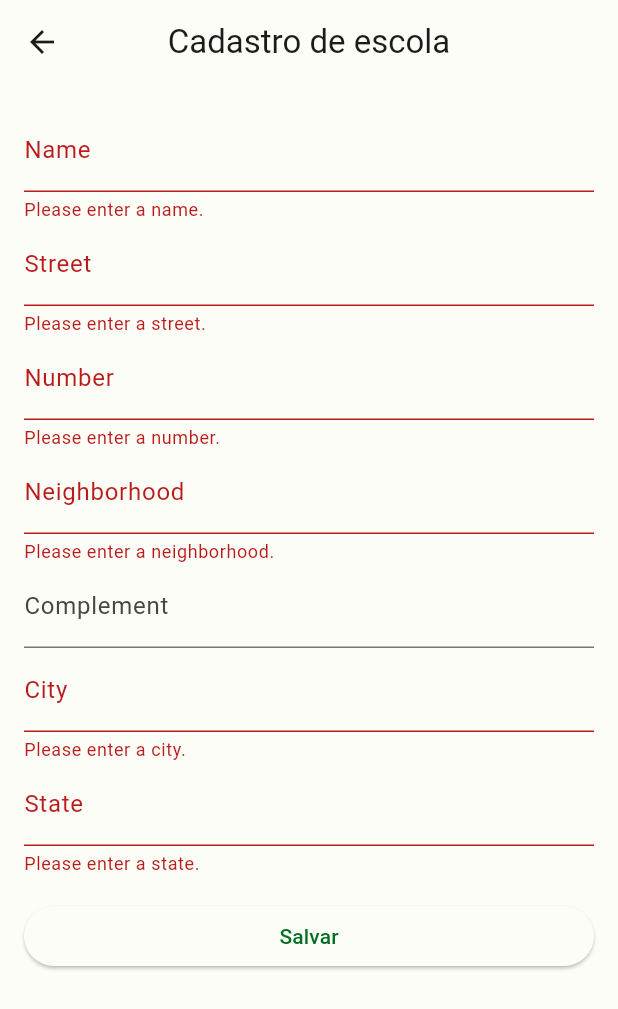
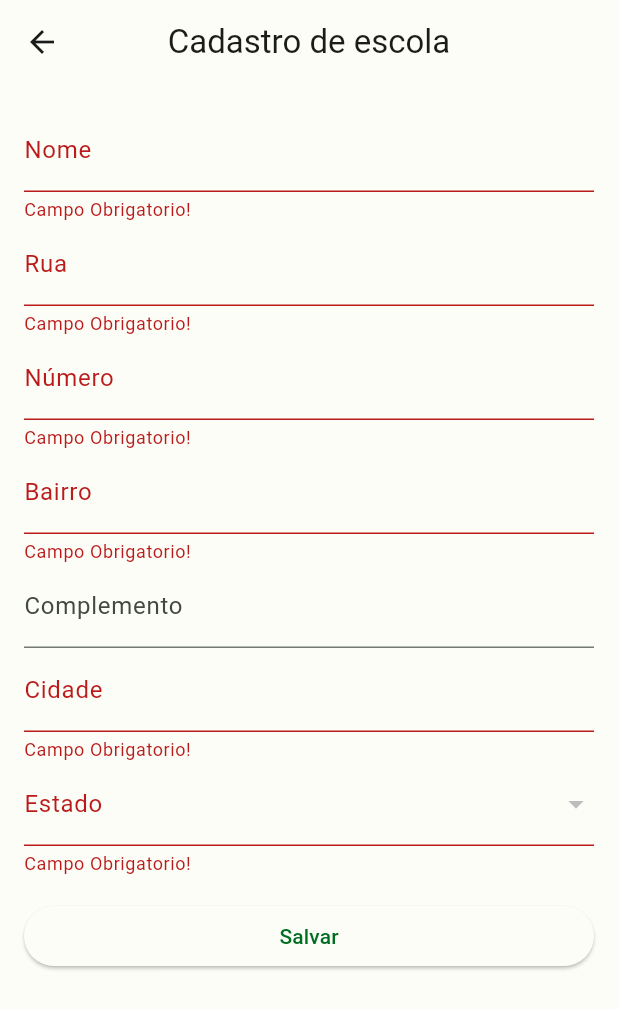
Before and after one commit to breno23augusto/safe_schools_app, a Flutter app: the SchoolFormPage screen opened by its route, after a tap on "Salvar", on a phone screen of 412 x 824 dp. Shown: the top 1009 px of the screen. Run offline on Flutter 3.47's test engine with Material 2 defaults, Android fonts, the phone set to English and light mode, and no system bars; our stand-ins replace flutter_secure_storage; accounts and stored records are empty.

Commit message:
feat: forms school final

```diff
--- a/lib/src/schools/school.dart
+++ b/lib/src/schools/school.dart
@@ -1,33 +1,48 @@
+import 'dart:convert';
+
 class School {
-  final int id;
+  final int? id;
   final String name;
   final String street;
   final String number;
   final String neighborhood;
-  final String complement;
+  final String? complement;
   final String city;
   final String state;
 
   School(
-      {required this.id,
+      {this.id,
       required this.name,
       required this.street,
       required this.number,
       required this.neighborhood,
-      required this.complement,
+      this.complement,
       required this.city,
       required this.state});
 
   factory School.fromJson(Map<String, dynamic> json) {
     return School(
-      id: json['id'],
+      id: json['id'] ?? '',
       name: json['name'],
       street: json['street'],
       number: json['number'],
       neighborhood: json['neighborhood'],
-      complement: json['complement'],
+      complement: json['complement'] ?? '',
       city: json['city'],
       state: json['state'],
     );
   }
+
+  String toJson() {
+    return jsonEncode({
+      'id': id,
+      'name': name,
+      'street': street,
+      'number': number,
+      'neighborhood': neighborhood,
+      'complement': complement,
+      'city': city,
+      'state': state,
+    });
+  }
 }
--- a/lib/src/schools/school_form_page.dart
+++ b/lib/src/schools/school_form_page.dart
@@ -1,6 +1,10 @@
+// ignore_for_file: unused_field
+
 import 'package:flutter/material.dart';
+import 'package:flutter/services.dart';
 import 'package:safe_schools/src/schools/school.dart';
 import 'package:safe_schools/src/schools/schools_repository.dart';
+import 'package:safe_schools/src/shared/states.dart';
 
 class SchoolFormPage extends StatefulWidget {
   final School? school;
@@ -14,6 +18,9 @@ class SchoolFormPage extends StatefulWidget {
 
 class _SchoolFormPageState extends State<SchoolFormPage> {
   final _formKey = GlobalKey<FormState>();
+
+  States? selectedState;
+  List<DropdownMenuItem<States>>? _stateDropdownItems;
 
   late int _id;
   late TextEditingController _nameController;
@@ -39,6 +46,13 @@ class _SchoolFormPageState extends State<SchoolFormPage> {
         TextEditingController(text: widget.school?.complement ?? '');
     _cityController = TextEditingController(text: widget.school?.city ?? '');
     _stateController = TextEditingController(text: widget.school?.state ?? '');
+
+    _stateDropdownItems = States.values.map((state) {
+      return DropdownMenuItem<States>(
+        value: state,
+        child: Text(state.toString().split('.').last),
+      );
+    }).toList();
   }
 
   @override
@@ -63,19 +77,21 @@ class _SchoolFormPageState extends State<SchoolFormPage> {
         neighborhood: _neighborhoodController.text,
         complement: _complementController.text,
         city: _cityController.text,
-        state: _stateController.text,
+        state: _stateController.text.split('.').last,
       );
 
       try {
         if (_id == 0) {
-          await SchoolsRepository.createSchool(school);
+          await SchoolsRepository().createSchool(school);
         } else {
-          await SchoolsRepository.updateSchool(school);
+          await SchoolsRepository().updateSchool(school);
         }
         // ignore: use_build_context_synchronously
         ScaffoldMessenger.of(context).showSnackBar(
           const SnackBar(content: Text('Escola salva com sucesso.')),
         );
+        // ignore: use_build_context_synchronously
+        Navigator.pushNamed(context, '/schools/list');
       } catch (e) {
         ScaffoldMessenger.of(context).showSnackBar(
           SnackBar(content: Text('Error: $e')),
@@ -98,67 +114,78 @@ class _SchoolFormPageState extends State<SchoolFormPage> {
             children: [
               TextFormField(
                 controller: _nameController,
-                decoration: const InputDecoration(labelText: 'Name'),
+                decoration: const InputDecoration(labelText: 'Nome'),
                 validator: (value) {
                   if (value == null || value.isEmpty) {
-                    return 'Please enter a name.';
+                    return 'Campo Obrigatorio!';
                   }
                   return null;
                 },
               ),
               TextFormField(
                 controller: _streetController,
-                decoration: const InputDecoration(labelText: 'Street'),
+                decoration: const InputDecoration(labelText: 'Rua'),
                 validator: (value) {
                   if (value == null || value.isEmpty) {
-                    return 'Please enter a street.';
+                    return 'Campo Obrigatorio!';
                   }
                   return null;
                 },
               ),
               TextFormField(
                 controller: _numberController,
-                decoration: const InputDecoration(labelText: 'Number'),
+                decoration: const InputDecoration(labelText: 'Número'),
+                keyboardType: TextInputType.number,
+                inputFormatters: [
+                  FilteringTextInputFormatter.allow(RegExp('[0-9.,]')),
+                ],
                 validator: (value) {
                   if (value == null || value.isEmpty) {
-                    return 'Please enter a number.';
+                    return 'Campo Obrigatorio!';
                   }
                   return null;
                 },
               ),
               TextFormField(
                 controller: _neighborhoodController,
-                decoration: const InputDecoration(labelText: 'Neighborhood'),
+                decoration: const InputDecoration(labelText: 'Bairro'),
                 validator: (value) {
                   if (value == null || value.isEmpty) {
-                    return 'Please enter a neighborhood.';
+                    return 'Campo Obrigatorio!';
                   }
                   return null;
                 },
               ),
               TextFormField(
                 controller: _complementController,
-                decoration: const InputDecoration(labelText: 'Complement'),
+                decoration: const InputDecoration(labelText: 'Complemento'),
               ),
               TextFormField(
                 controller: _cityController,
-                decoration: const InputDecoration(labelText: 'City'),
+                decoration: const InputDecoration(labelText: 'Cidade'),
                 validator: (value) {
                   if (value == null || value.isEmpty) {
-                    return 'Please enter a city.';
+                    return 'Campo Obrigatorio!';
                   }
                   return null;
                 },
               ),
-              TextFormField(
-                controller: _stateController,
-                decoration: const InputDecoration(labelText: 'State'),
-                validator: (value) {
-                  if (value == null || value.isEmpty) {
-                    return 'Please enter a state.';
+              DropdownButtonFormField<States>(
+                value: selectedState,
+                items: _stateDropdownItems,
+                onChanged: (selectedValue) {
+                  setState(() {
+                    selectedState = selectedValue;
+                    _stateController.text = selectedValue.toString();
+                  });
+                },
+                validator: (state) {
+                  if (state == null) {
+                    return 'Campo Obrigatorio!';
                   }
                   return null;
                 },
+                decoration: const InputDecoration(labelText: 'Estado'),
               ),
               const SizedBox(height: 16),
               ElevatedButton(
```
Also changed, not shown: lib/src/schools/schools_list_page.dart (+101 -39 lines), lib/src/schools/schools_repository.dart (+54 -5 lines).
